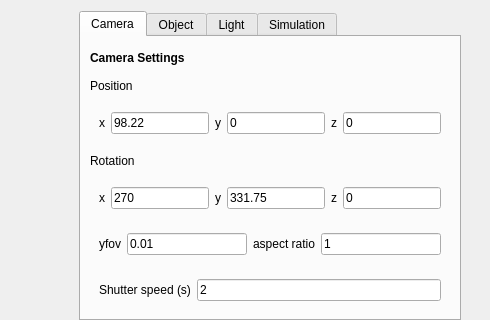
Before: the Qt Designer form widgets/customsetupwidget2.ui in jalalirs/asteroid_lightcurve, drawn with Qt 5; both pictures show x 727 to 1217 and y 104 to 424 of the 1217 by 898 pixel window.
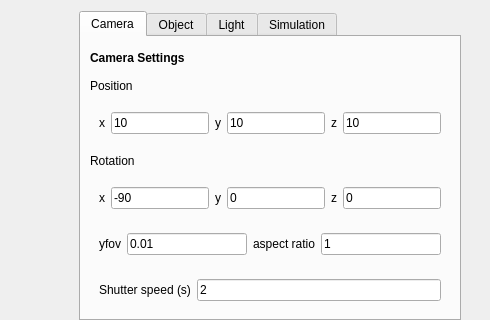
After: the same form once the commit is applied.

Patch:
```diff
--- a/widgets/customsetupwidget2.ui
+++ b/widgets/customsetupwidget2.ui
@@ -225,7 +225,7 @@
                     <item>
                      <widget class="QLineEdit" name="ln_cameraX">
                       <property name="text">
-                       <string>98.22</string>
+                       <string>10</string>
                       </property>
                      </widget>
                     </item>
@@ -239,7 +239,7 @@
                     <item>
                      <widget class="QLineEdit" name="ln_cameraY">
                       <property name="text">
-                       <string>0</string>
+                       <string>10</string>
                       </property>
                      </widget>
                     </item>
@@ -253,7 +253,7 @@
                     <item>
                      <widget class="QLineEdit" name="ln_cameraZ">
                       <property name="text">
-                       <string>0</string>
+                       <string>10</string>
                       </property>
                      </widget>
                     </item>
@@ -280,7 +280,7 @@
                     <item>
                      <widget class="QLineEdit" name="ln_cameraRX">
                       <property name="text">
-                       <string>270</string>
+                       <string>-90</string>
                       </property>
                      </widget>
                     </item>
@@ -294,7 +294,7 @@
                     <item>
                      <widget class="QLineEdit" name="ln_cameraRY">
                       <property name="text">
-                       <string>331.75</string>
+                       <string>0</string>
                       </property>
                      </widget>
                     </item>
```
Left out of the diff: 6 changed lines with no effect on the pictures.
